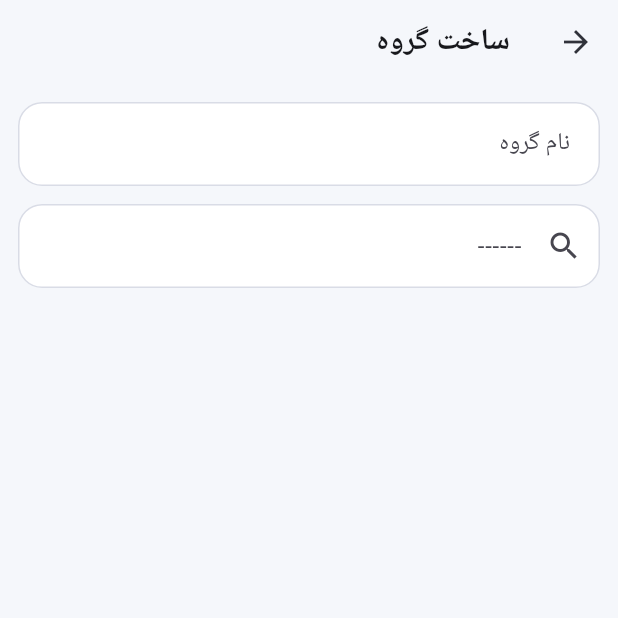
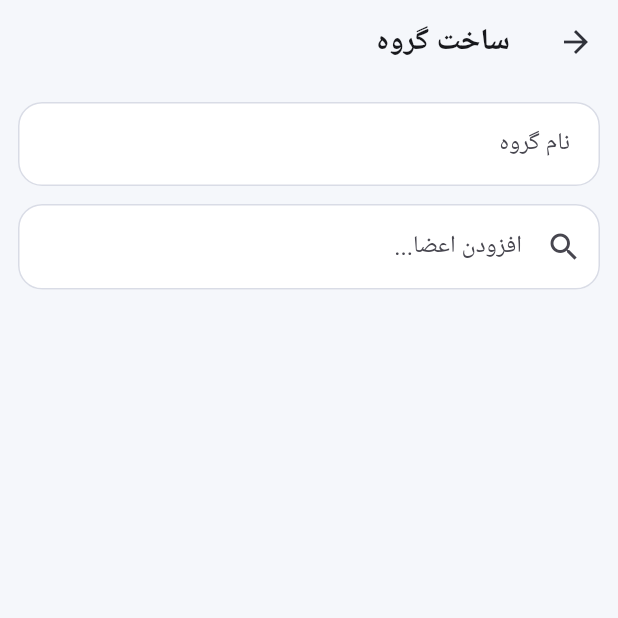
Before and after one commit to harad896-cyber/arad-portfolio-, a Flutter app: the GroupCreatePage screen opened directly, on a phone screen of 412 x 824 dp, the top half of it. Run offline on Flutter 3.47's test engine with Material 3 defaults, Android fonts, the phone set to English and light mode, and no system bars; our stand-ins replace file_picker, google_sign_in, image_picker, shared_preferences, supabase_flutter; accounts and stored records are empty.

```diff
--- a/lib/main.dart
+++ b/lib/main.dart
@@ -1330,7 +1330,7 @@ class _GroupCreatePageState extends State<GroupCreatePage> {
       body: Column(
         children: [
           Padding(padding: const EdgeInsets.all(12), child: TextField(controller: title, decoration: const InputDecoration(labelText: 'نام گروه', border: OutlineInputBorder()))),
-          Padding(padding: const EdgeInsets.fromLTRB(12, 0, 12, 8), child: TextField(controller: search, onChanged: findUsers, decoration: const InputDecoration(hintText: '------', prefixIcon: Icon(Icons.search), border: OutlineInputBorder()))),
+          Padding(padding: const EdgeInsets.fromLTRB(12, 0, 12, 8), child: TextField(controller: search, onChanged: findUsers, decoration: const InputDecoration(hintText: 'افزودن اعضا...', prefixIcon: Icon(Icons.search), border: OutlineInputBorder()))),
           if (selected.isNotEmpty)
             SizedBox(
               height: 60,
@@ -1522,7 +1522,7 @@ class _ChatPageState extends State<ChatPage> {
               children: [
                 IconButton(onPressed: sendImage, icon: const Icon(Icons.image)),
                 IconButton(onPressed: sendFile, icon: const Icon(Icons.attach_file)),
-                Expanded(child: TextField(controller: text, decoration: const InputDecoration(hintText: '------', border: OutlineInputBorder()))),
+                Expanded(child: TextField(controller: text, decoration: const InputDecoration(hintText: 'پیام...', border: OutlineInputBorder()))),
                 IconButton(onPressed: sending ? null : sendText, icon: const Icon(Icons.send)),
               ],
             ),
```
